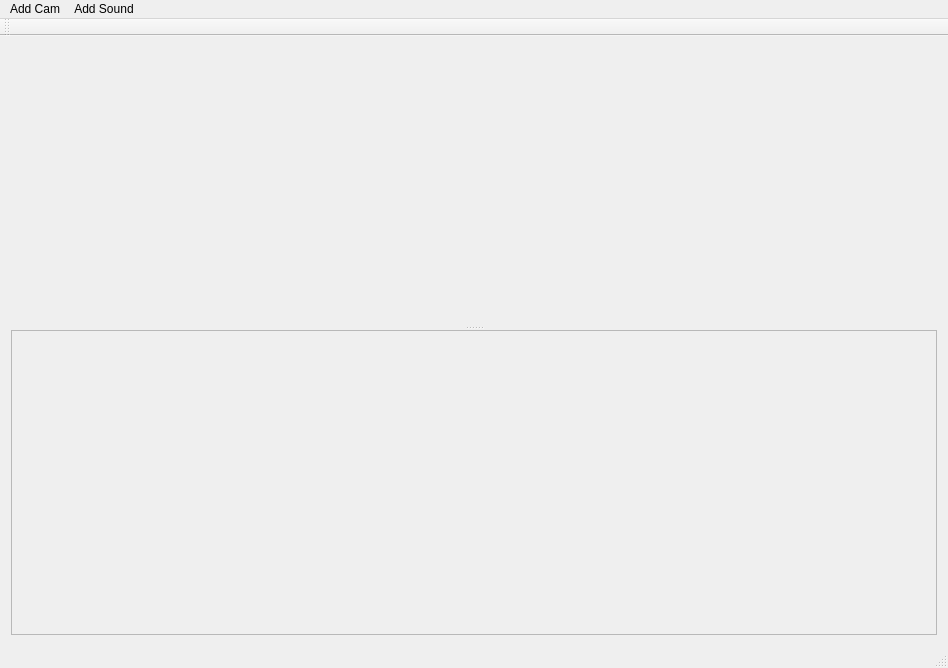
Qt form mainwindow.ui (m-garanin/zgui-qt) before a commit.
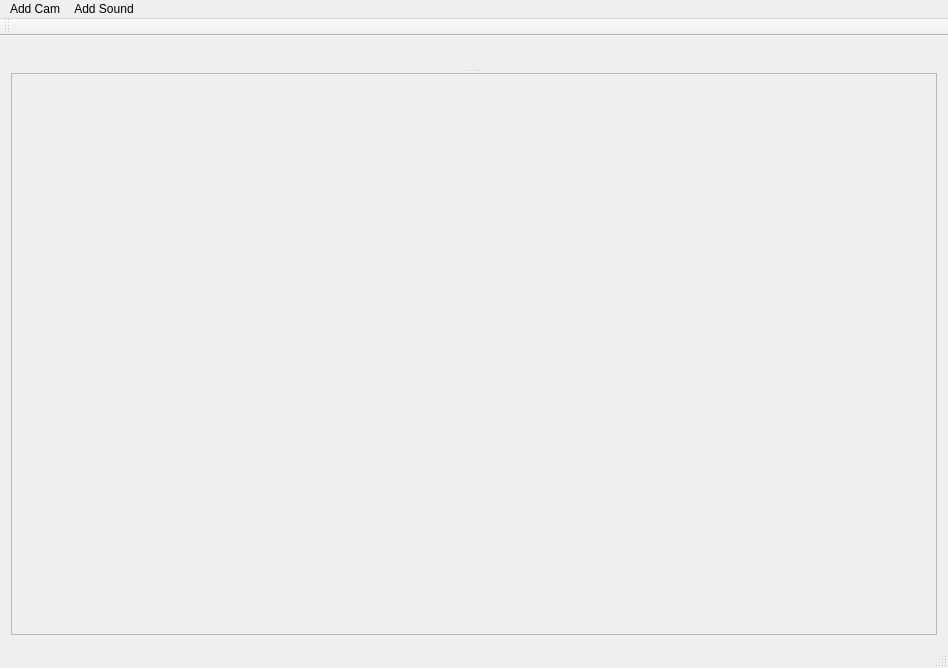
The same form after that commit.

The edit to the form file:
```diff
--- a/mainwindow.ui
+++ b/mainwindow.ui
@@ -15,31 +15,33 @@
   </property>
   <widget class="QWidget" name="centralWidget">
    <layout class="QGridLayout" name="gridLayout">
-    <item row="0" column="1">
+    <item row="0" column="0">
      <widget class="QSplitter" name="splitter">
-      <property name="frameShape">
-       <enum>QFrame::NoFrame</enum>
-      </property>
       <property name="orientation">
        <enum>Qt::Vertical</enum>
       </property>
-      <property name="opaqueResize">
-       <bool>true</bool>
-      </property>
-      <property name="childrenCollapsible">
-       <bool>true</bool>
-      </property>
-      <widget class="QWidget" name="">
-       <layout class="QVBoxLayout" name="verticalLayout_2"/>
+      <widget class="QWidget" name="layoutWidget">
+       <layout class="QVBoxLayout" name="verticalLayout_2">
+        <property name="sizeConstraint">
+         <enum>QLayout::SetMaximumSize</enum>
+        </property>
+       </layout>
       </widget>
-      <widget class="QFrame" name="frame_2">
-       <property name="frameShape">
-        <enum>QFrame::StyledPanel</enum>
+      <widget class="QScrollArea" name="scrollArea">
+       <property name="widgetResizable">
+        <bool>true</bool>
        </property>
-       <property name="frameShadow">
-        <enum>QFrame::Raised</enum>
-       </property>
-       <layout class="QVBoxLayout" name="verticalLayout"/>
+       <widget class="QWidget" name="scrollAreaWidgetContents">
+        <property name="geometry">
+         <rect>
+          <x>0</x>
+          <y>0</y>
+          <width>922</width>
+          <height>288</height>
+         </rect>
+        </property>
+        <layout class="QVBoxLayout" name="verticalLayout_3"/>
+       </widget>
       </widget>
      </widget>
     </item>
```
